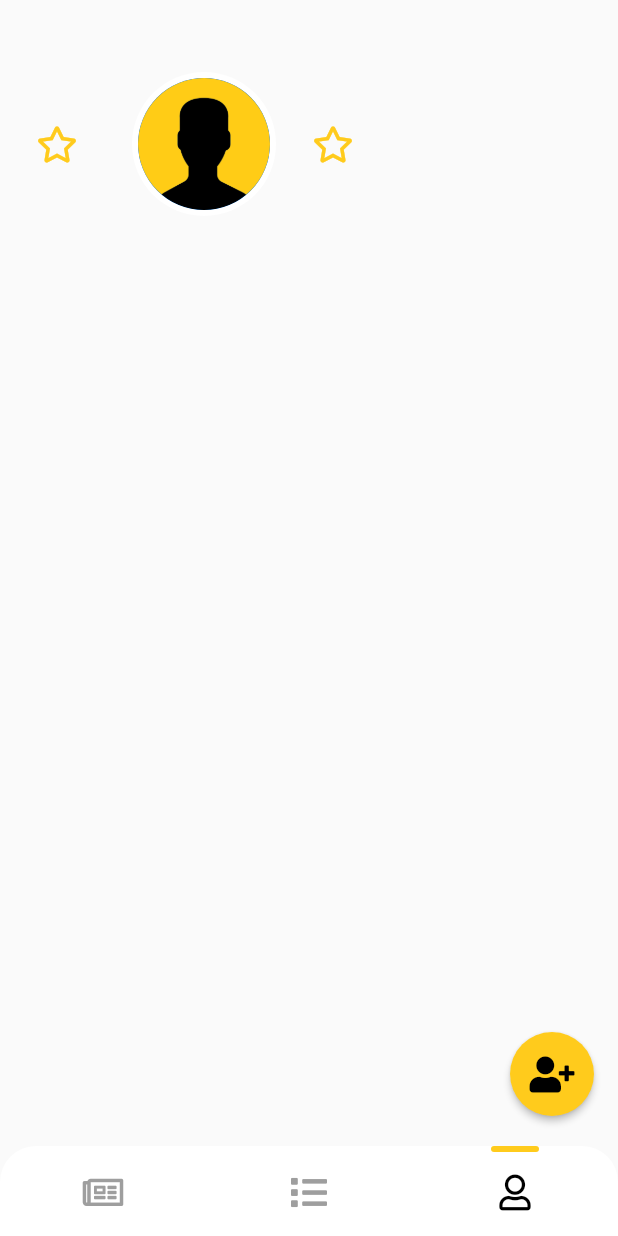
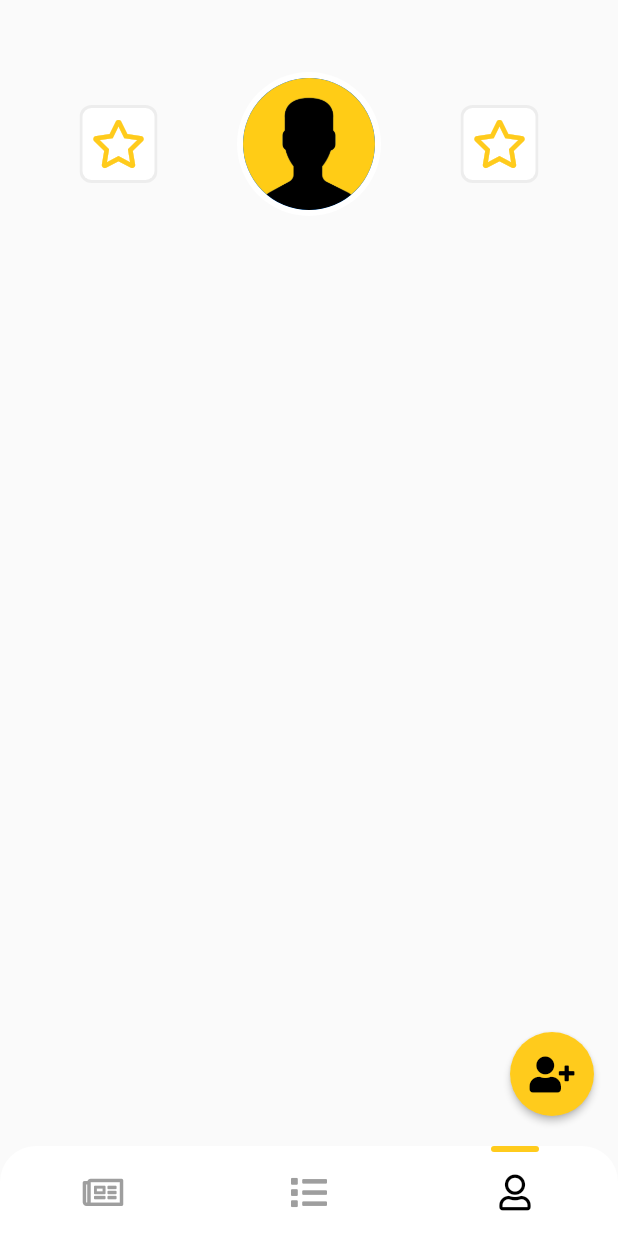
Before and after one commit to nxn777/uul, a Flutter app: the screen it shows after launch, item 3 of the bottom bar chosen, on a phone screen of 412 x 824 dp. Run offline on Flutter 3.47's test engine with Material 2 defaults, Android fonts, the phone set to English and light mode, and no system bars; our stand-ins replace font_awesome_flutter, shared_preferences; accounts and stored records are empty; statements that could not run were skipped.

Commit message:
UUL-1: UULIconButton was implemented

```diff
--- /dev/null
+++ b/lib/widgets/button/u_u_l_icon_button.dart
@@ -0,0 +1,47 @@
+import 'package:UUL_Gym/constants/color_constants.dart';
+import 'package:UUL_Gym/constants/dimens.dart';
+import 'package:flutter/material.dart';
+import 'package:font_awesome_flutter/font_awesome_flutter.dart';
+
+class UULIconButton extends StatelessWidget {
+  final void Function() onTap;
+  final IconData icon;
+
+  final Color color;
+  final Color backgroundColor;
+  final double side;
+
+  UULIconButton({this.icon, this.onTap, Color color, Color backgroundColor, double side})
+      : color = color == null ? kAccentColor : color,
+        backgroundColor = backgroundColor == null ? Colors.black12.withOpacity(0.05) : backgroundColor,
+        side = side == null ? kSpacingXXLarge : side;
+
+  @override
+  Widget build(BuildContext context) {
+    return ClipRRect(
+      borderRadius: BorderRadius.circular(kDefaultBorderRadius),
+      child: Material(
+        color: backgroundColor,
+        child: InkWell(
+          onTap: this.onTap,
+          child: Padding(
+            padding: const EdgeInsets.all(kSpacingXXSmall),
+            child: Container(
+              height: side,
+              width: side,
+              //color: Colors.white,
+              decoration: BoxDecoration(borderRadius: BorderRadius.circular(kDefaultBorderRadius - kSpacingXXSmall), color: Colors.white),
+              child: Center(
+                child: FaIcon(
+                  this.icon,
+                  color: this.color,
+                  size: side - kSpacingMedium,
+                ),
+              ),
+            ),
+          ),
+        ),
+      ),
+    );
+  }
+}
--- a/lib/widgets/user/current_user_card.dart
+++ b/lib/widgets/user/current_user_card.dart
@@ -2,6 +2,7 @@ import 'package:UUL_Gym/constants/color_constants.dart';
 import 'package:UUL_Gym/constants/dimens.dart';
 import 'package:UUL_Gym/models/user.dart';
 import 'package:UUL_Gym/widgets/avatars/bundled_avatar.dart';
+import 'package:UUL_Gym/widgets/button/u_u_l_icon_button.dart';
 import 'package:flutter/material.dart';
 import 'package:font_awesome_flutter/font_awesome_flutter.dart';
 
@@ -19,25 +20,20 @@ class CurrentUserCard extends StatelessWidget {
             height: kSpacingXXLarge,
           ),
           Row(
+            mainAxisAlignment: MainAxisAlignment.spaceEvenly,
             children: [
-              FlatButton.icon(
-                  onPressed: () {},
-                  icon: FaIcon(
-                    FontAwesomeIcons.star,
-                    color: kAccentColor,
-                  ),
-                  label: Text("")),
+              UULIconButton(
+                icon: FontAwesomeIcons.star,
+                onTap: () {},
+              ),
               BundledAvatar(
                 height: kSpacingHuge * 1.5,
                 imageSrc: user?.avatarImageSrc == null ? "assets/defaults/default_user3.png" : user.avatarImageSrc,
               ),
-              FlatButton.icon(
-                  onPressed: () {},
-                  icon: FaIcon(
-                    FontAwesomeIcons.star,
-                    color: kAccentColor,
-                  ),
-                  label: Text("")),
+              UULIconButton(
+                icon: FontAwesomeIcons.star,
+                onTap: () {},
+              ),
             ],
           ),
         ],
```
